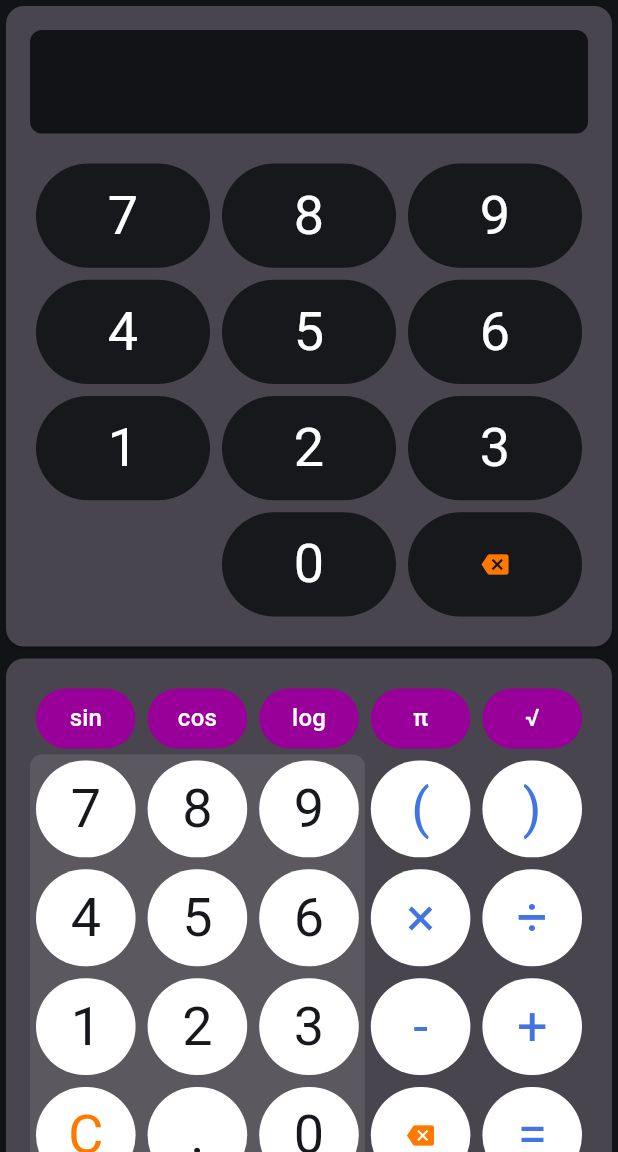
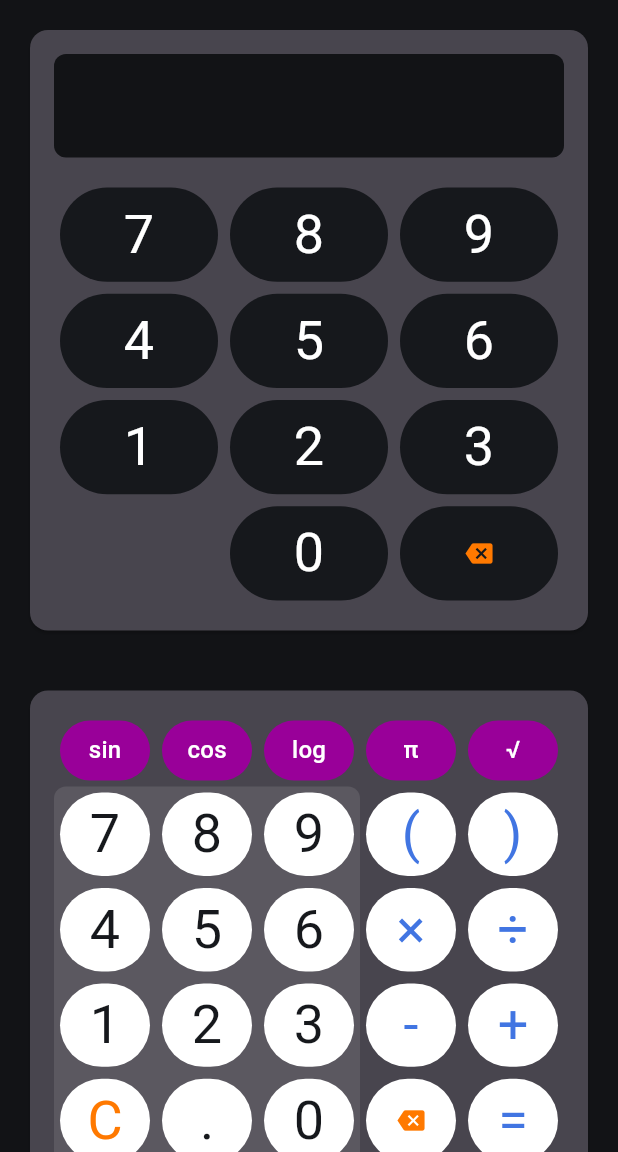
Before and after one commit to touchlane/gridpad_flutter, a Flutter app: the screen it shows after launch, on a phone screen of 412 x 824 dp, the part 84-1236 px from its top. Run offline on Flutter 3.47's test engine with Material 2 defaults, Android fonts, the light colour scheme and no system bars.

Commit message:
Fix sample

```diff
--- a/example/lib/main.dart
+++ b/example/lib/main.dart
@@ -91,10 +91,16 @@ class PadCard extends StatelessWidget {
 
   @override
   Widget build(BuildContext context) {
-    return Card(
+    return AspectRatio(
+      aspectRatio: ratio,
       child: Padding(
         padding: const EdgeInsets.all(16.0),
-        child: AspectRatio(aspectRatio: ratio, child: child),
+        child: Card(
+          child: Padding(
+            padding: const EdgeInsets.all(16.0),
+            child: child,
+          ),
+        ),
       ),
     );
   }
@@ -114,7 +120,11 @@ class BlueprintCard extends StatelessWidget {
 
   @override
   Widget build(BuildContext context) {
-    return Card(
+    return AspectRatio(
+      aspectRatio: ratio,
+      child: Padding(
+        padding: const EdgeInsets.all(16.0),
+        child: Card(
           color: andreaBlue,
           child: Padding(
             padding: const EdgeInsets.all(16.0),
@@ -131,8 +141,10 @@ class BlueprintCard extends StatelessWidget {
                       const SizedBox(height: 16)
                     ],
                   ),
-            AspectRatio(aspectRatio: ratio, child: child),
+                Expanded(child: child),
               ],
+            ),
+          ),
         ),
       ),
     );
@@ -168,7 +180,9 @@ class InteractivePinPadCard extends StatelessWidget {
 
   @override
   Widget build(BuildContext context) {
-    return const Card(
+    return const Padding(
+      padding: EdgeInsets.all(16.0),
+      child: Card(
         child: Padding(
           padding: EdgeInsets.all(16.0),
           child: PadThemeProvider(
@@ -180,6 +194,7 @@ class InteractivePinPadCard extends StatelessWidget {
               ),
             ),
             child: InteractivePinPad(),
+          ),
         ),
       ),
     );
@@ -405,7 +420,7 @@ class SimpleBlueprintCardPolicy extends StatelessWidget {
     const columnCount = 4;
     final TextDirection layoutDirection = Directionality.of(context);
     return BlueprintCard(
-      ratio: 1.5,
+      ratio: 1.2,
       title:
           'LayoutDirection = $layoutDirection\nmainAxis = $mainAxis\nhorizontal = $horizontalPolicy\nvertical = $verticalPolicy',
       child: Stack(
```
Also changed, not shown: 1 other file. Lines whose indentation alone changed are shown as unchanged.
